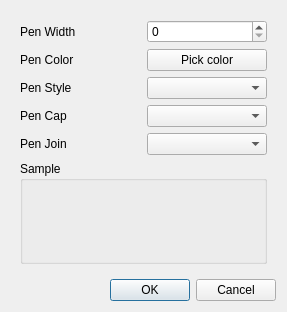
The window that QDataVis/Headers/QPenDialog.ui (jondef/QDataVis) describes before a commit, drawn with Qt 5.
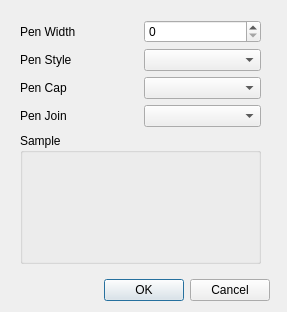
The same window after the commit.

Commit message: Added ability to change pen color and added tests

```diff
--- a/QDataVis/Headers/QPenDialog.ui
+++ b/QDataVis/Headers/QPenDialog.ui
@@ -27,14 +27,10 @@
             <item row="1" column="0">
                 <widget class="QWidget" name="widget" native="true">
                     <layout class="QGridLayout" name="gridLayout_2">
-                        <item row="3" column="0">
-                            <widget class="QLabel" name="label_2">
-                                <property name="text">
-                                    <string>Pen Cap</string>
-                                </property>
-                            </widget>
+                        <item row="0" column="1">
+                            <widget class="QSpinBox" name="spinBox_penWidth"/>
                         </item>
-                        <item row="5" column="0" colspan="2">
+                        <item row="4" column="0" colspan="2">
                             <widget class="QGroupBox" name="groupBox">
                                 <property name="title">
                                     <string>Sample</string>
@@ -46,15 +42,6 @@
                                 </layout>
                             </widget>
                         </item>
-                        <item row="2" column="1">
-                            <widget class="QComboBox" name="comboBox_penStyle"/>
-                        </item>
-                        <item row="3" column="1">
-                            <widget class="QComboBox" name="comboBox_penCap"/>
-                        </item>
-                        <item row="4" column="1">
-                            <widget class="QComboBox" name="comboBox_penJoin"/>
-                        </item>
                         <item row="0" column="0">
                             <widget class="QLabel" name="label_4">
                                 <property name="text">
@@ -62,40 +49,42 @@
                                 </property>
                             </widget>
                         </item>
-                        <item row="4" column="0">
+                        <item row="1" column="0">
+                            <widget class="QLabel" name="label">
+                                <property name="text">
+                                    <string>Pen Style</string>
+                                </property>
+                            </widget>
+                        </item>
+                        <item row="3" column="0">
                             <widget class="QLabel" name="label_3">
                                 <property name="text">
                                     <string>Pen Join</string>
                                 </property>
                             </widget>
                         </item>
+                        <item row="3" column="1">
+                            <widget class="QComboBox" name="comboBox_penJoin"/>
+                        </item>
                         <item row="2" column="0">
-                            <widget class="QLabel" name="label">
+                            <widget class="QLabel" name="label_2">
                                 <property name="text">
-                                    <string>Pen Style</string>
-                                </property>
-                            </widget>
-                        </item>
-                        <item row="0" column="1">
-                            <widget class="QSpinBox" name="spinBox_penWidth"/>
-                        </item>
-                        <item row="1" column="0">
-                            <widget class="QLabel" name="label_5">
-                                <property name="text">
-                                    <string>Pen Color</string>
+                                    <string>Pen Cap</string>
                                 </property>
                             </widget>
                         </item>
                         <item row="1" column="1">
-                            <widget class="QPushButton" name="pushButton_penColor">
-                                <property name="text">
-                                    <string>Pick color</string>
-                                </property>
-                            </widget>
+                            <widget class="QComboBox" name="comboBox_penStyle"/>
+                        </item>
+                        <item row="2" column="1">
+                            <widget class="QComboBox" name="comboBox_penCap"/>
                         </item>
                     </layout>
                 </widget>
             </item>
+            <item row="1" column="1">
+                <widget class="QWidget" name="widget_penColor" native="true"/>
+            </item>
         </layout>
     </widget>
     <resources/>
```
The commit also changes 13 other files.
